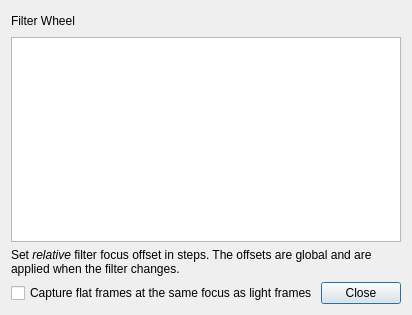
This is kstars/ekos/auxiliary/filtersettings.ui in KDE/kstars as Qt 5 draws it before an edit. The edited form follows.
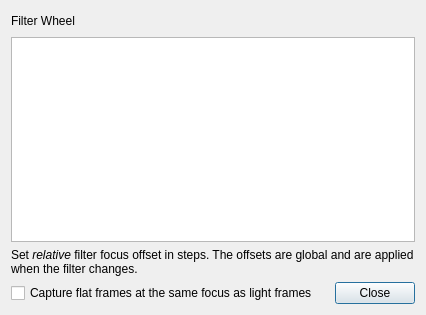
This is the edited form.

Diff of the .ui file:
```diff
--- a/kstars/ekos/auxiliary/filtersettings.ui
+++ b/kstars/ekos/auxiliary/filtersettings.ui
@@ -6,7 +6,7 @@
    <rect>
     <x>0</x>
     <y>0</y>
-    <width>371</width>
+    <width>426</width>
     <height>315</height>
    </rect>
   </property>
```
Left out of the diff: 2 changed lines with no effect on the pictures.
